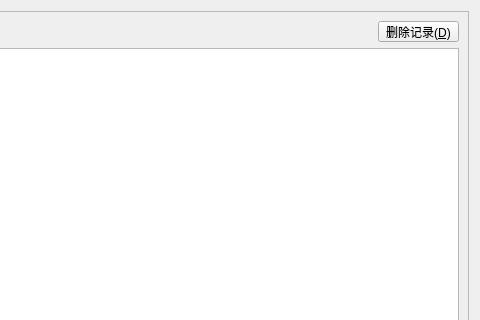
ProgramCX/FoxNAS, file src/MainTabWidgets/DDNSForm.ui: the form before one commit; both pictures show x 358 to 838 and y 0 to 320 of the 838 by 562 pixel window.
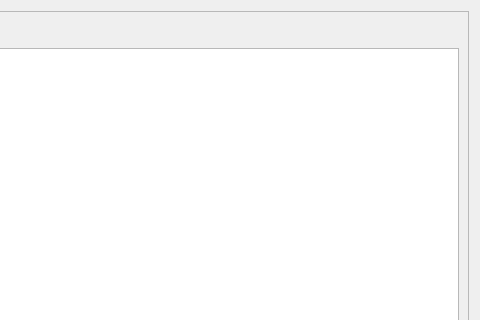
The form after the commit.

What changed in the file:
```diff
--- a/src/MainTabWidgets/DDNSForm.ui
+++ b/src/MainTabWidgets/DDNSForm.ui
@@ -69,25 +69,6 @@
            </property>
           </spacer>
          </item>
-         <item>
-          <widget class="QPushButton" name="pushButtonDelRecord">
-           <property name="minimumSize">
-            <size>
-             <width>81</width>
-             <height>21</height>
-            </size>
-           </property>
-           <property name="maximumSize">
-            <size>
-             <width>100</width>
-             <height>21</height>
-            </size>
-           </property>
-           <property name="text">
-            <string>删除记录(&amp;D)</string>
-           </property>
-          </widget>
-         </item>
         </layout>
        </item>
        <item>
```
Left out of the diff: 2 changed lines with no effect on the pictures.
